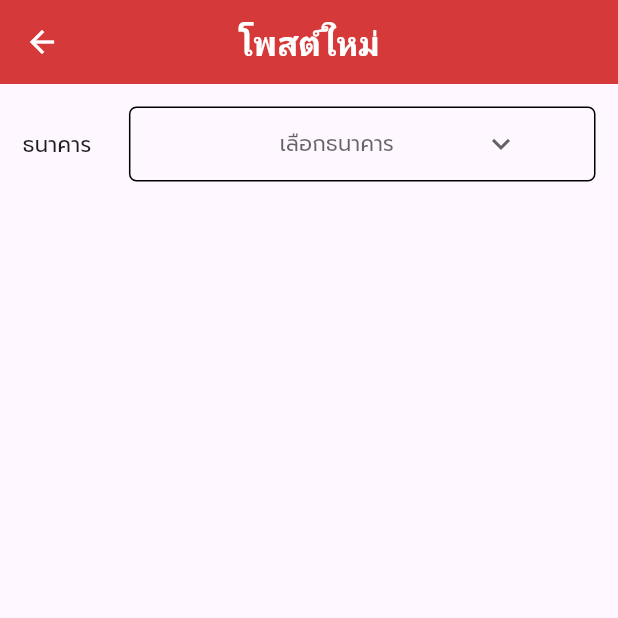
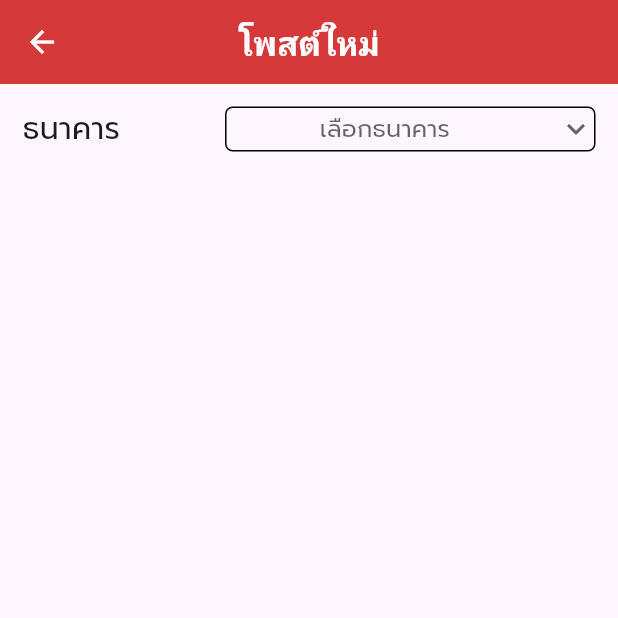
Before and after one commit to Kanyanat-Uetrakulchai/ITDS283-Sec2-Group2, a Flutter app: the NewpostPage screen opened by its route, on a phone screen of 412 x 824 dp, the top half of it. Run offline on Flutter 3.47's test engine with Material 3 defaults, Android fonts, the phone set to English and light mode, and no system bars; our stand-ins replace typewritertext; project files that could hold a hidden picture were left out.

Commit message:
Bank List Dropdown UI Complete

```diff
--- a/ruam_mit_application/lib/pages/newPost_page.dart
+++ b/ruam_mit_application/lib/pages/newPost_page.dart
@@ -20,23 +20,32 @@ class _NewpostPageState extends State<NewpostPage> {
           style: TextStyle(color: Colors.white, fontWeight: FontWeight.bold),
         ),
       ),
-      body: Column(
+      body: Container(
+        margin: EdgeInsets.fromLTRB(15, 15, 15, 10),
+        child: Column(
           children: [
-          Container(
-            margin: EdgeInsets.fromLTRB(15, 15, 15, 10),
-            child: Row(
+            bankDropdown(),
+          ],
+        ),
+      ),
+    );
+  }
+
+  Row bankDropdown() {
+    return Row(
             children: [
               Text(
                 'ธนาคาร',
                 style: TextStyle(
                   fontFamily: 'Prompt',
+                  fontSize: 20,
                 ),
               ),
               SizedBox(width: 10),
               Expanded( // Ensures the dropdown takes available space
                 child: Container(
-                    margin: EdgeInsets.only(left: 15),
-                    padding: EdgeInsets.only(left: 50, right: 50),
+                  height: 30,
+                  margin: EdgeInsets.only(left: 60),
                   decoration: BoxDecoration(
                     borderRadius: BorderRadius.circular(5.0),
                     border: Border.all(),
@@ -49,7 +58,6 @@ class _NewpostPageState extends State<NewpostPage> {
                         child: Icon(Icons.keyboard_arrow_down),
                       ),
                       iconSize: 24,
-                        alignment: Alignment.center, // Centers selected text
                       items: [
                         'ธนาคารกสิกรไทย',
                         'ธนาคารกรุงไทย',
@@ -63,7 +71,7 @@ class _NewpostPageState extends State<NewpostPage> {
                               value,
                               style: TextStyle(
                                 fontFamily: 'Prompt',
-                                  fontSize: 14,
+                                fontSize: 16,
                               ),
                             ),
                           ),
@@ -79,7 +87,7 @@ class _NewpostPageState extends State<NewpostPage> {
                           'เลือกธนาคาร',
                           style: TextStyle(
                             fontFamily: 'Prompt',
-                              fontSize: 14,
+                            fontSize: 16,
                           ),
                         ),
                       ),
@@ -89,10 +97,6 @@ class _NewpostPageState extends State<NewpostPage> {
                 ),
               ),
             ],
-            ),
-          )
-        ],
-      ),
           );
   }
 }
```
Also changed, not shown: 1 other file. Lines whose indentation alone changed are shown as unchanged.
